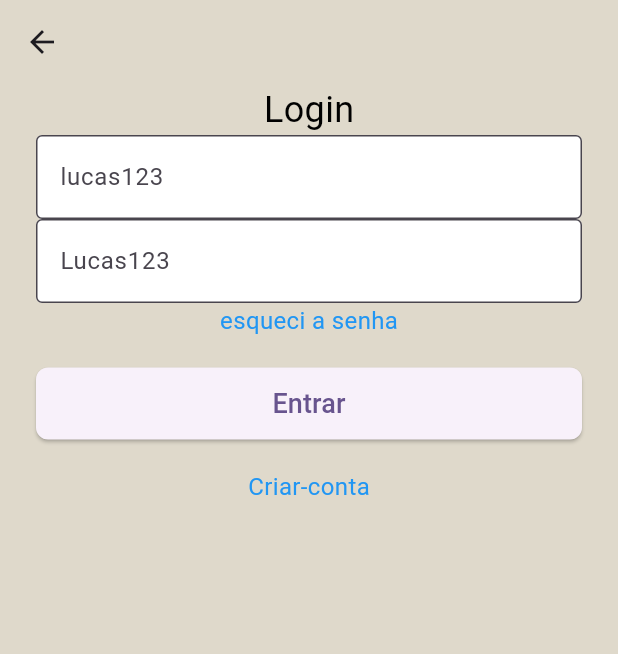
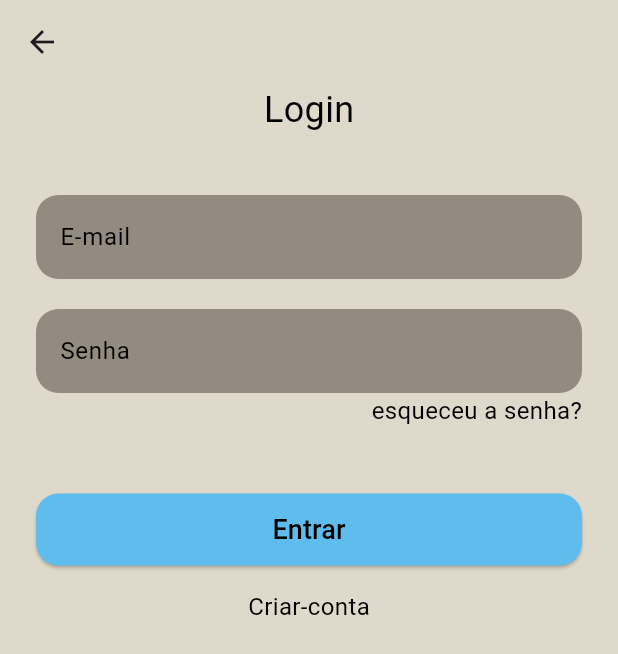
Before and after one commit to LucasCelestinoSE/engenharia-software-2-frontend, a Flutter app: the LoginScreen screen opened by its route, on a phone screen of 412 x 824 dp. Shown: the top 654 px of the screen. Run offline on Flutter 3.47's test engine with Material 3 defaults, Android fonts, the phone set to English and light mode, and no system bars; our stand-ins replace dio, retrofit; generated files the repository leaves out were written again.

Commit message:
Polimento tela de login

```diff
--- a/lib/features/login/login_screen.dart
+++ b/lib/features/login/login_screen.dart
@@ -34,39 +34,57 @@ class LoginScreen extends StatelessWidget {
                 ),
               ),
             ),
+            const SizedBox(height: 40),
             TextField(
               decoration: InputDecoration(
-                labelText: loginProvider.email,
+                labelText: "E-mail",
+                labelStyle: TextStyle(
+                  color: Colors.black,
+                ),
                 filled: true,
-                fillColor: Colors.white,
-                border: OutlineInputBorder(),
-              ),
-            ),
-            TextField(
-              decoration: InputDecoration(
-                labelText: loginProvider.password,
-                filled: true,
-                fillColor: Colors.white,
-                border: OutlineInputBorder(),
-              ),
-            ),
-            Text("esqueci a senha",
-              style: TextStyle(
-                fontSize: 16,
-                color: Colors.blue,
+                fillColor: Color(0xFF948B80),
+                border: OutlineInputBorder(
+                  borderSide: BorderSide.none,
+                  borderRadius: BorderRadius.circular(15)),
               ),
             ),
             const SizedBox(height: 20),
+            TextField(
+              decoration: InputDecoration(
+                labelText: "Senha",
+                labelStyle: TextStyle(
+                  color: Colors.black,
+                ),
+                filled: true,
+                fillColor: Color(0xFF948B80),
+                border: OutlineInputBorder(
+                  borderSide: BorderSide.none,
+                  borderRadius: BorderRadius.circular(15)),
+              ),
+            ),
+            Row(
+              mainAxisAlignment: MainAxisAlignment.end,
+              children: [
+                Text(
+                  "esqueceu a senha?",
+                  style: TextStyle(
+                    fontSize: 16,
+                    color: Colors.black,
+                  ),
+                ),
+              ],
+            ),
+            const SizedBox(height: 44),
             RoundedButton(
               onPressed: () =>
                 loginProvider.login(loginProvider.email, loginProvider.password),
               text: 'Entrar',
             ),
-            const SizedBox(height: 20),
+            const SizedBox(height: 16),
             Text("Criar-conta",
               style: TextStyle(
                 fontSize: 16,
-                color: Colors.blue,
+                color: Colors.black,
               ),
             ),
           ],
--- a/lib/routes.dart
+++ b/lib/routes.dart
@@ -1,6 +1,7 @@
 import 'package:flutter/material.dart';
 import 'package:testando/features/login/login_screen.dart';
 import 'package:testando/features/main/home_page.dart';
+import 'package:testando/features/profile/profile_screen.dart';
 // Remova os imports do provider daqui, não são mais necessários
 
 class Routes {
@@ -10,6 +11,7 @@ class Routes {
       // A rota agora simplesmente aponta para a tela.
       // O provider será encontrado no contexto acima dela.
       LoginScreen.routeName: (context) => const LoginScreen(),
+      ProfileScreen.routeName: (context) => const ProfileScreen(),
     };
   }
 }
--- a/lib/widgets/rounded_button.dart
+++ b/lib/widgets/rounded_button.dart
@@ -1,5 +1,4 @@
 import 'package:flutter/material.dart';
-
 
 class RoundedButton extends StatelessWidget {
   const RoundedButton({
@@ -8,22 +7,27 @@ class RoundedButton extends StatelessWidget {
     required this.onPressed,
     this.isEnabled = true,
     this.isLoading = false,
+    this.backgroundColor,
   });
 
   final String text;
   final VoidCallback? onPressed;
   final bool isEnabled;
   final bool isLoading;
+  final Color? backgroundColor;
 
   @override
   Widget build(BuildContext context) {
+    // 3. Usa a cor passada ou a cor padrão
+    final buttonColor = backgroundColor ?? const Color(0xFF5EBDED);
+
     return ElevatedButton(
       onPressed: isEnabled && !isLoading ? onPressed : null,
       style: ElevatedButton.styleFrom(
-
+        backgroundColor: buttonColor, // Aplica a cor de fundo
         splashFactory: NoSplash.splashFactory,
         shape: RoundedRectangleBorder(
-          borderRadius: BorderRadius.circular(8),
+          borderRadius: BorderRadius.circular(15),
         ),
         minimumSize: const Size.fromHeight(48),
       ),
@@ -41,6 +45,7 @@ class RoundedButton extends StatelessWidget {
               text,
               style: const TextStyle(
                 fontSize: 18,
+                color: Colors.black,
               ),
             ),
     );
```
Also changed, not shown: lib/features/main/home_page.dart (+6 -4 lines), lib/features/profile/profile_screen.dart (added, +38 -0 lines), lib/widgets/container.dart (added, +28 -0 lines), lib/widgets/profile_card.dart (added, +56 -0 lines).
